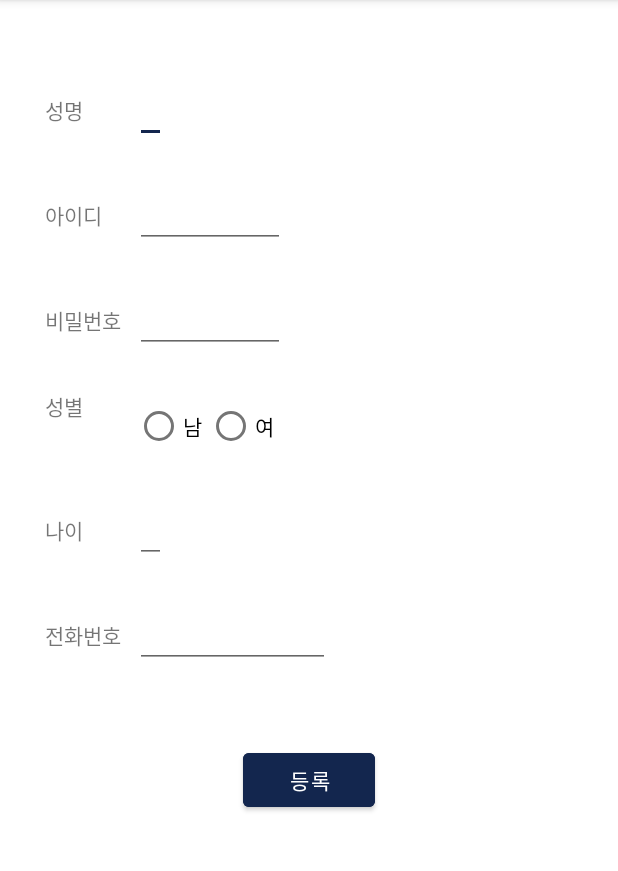
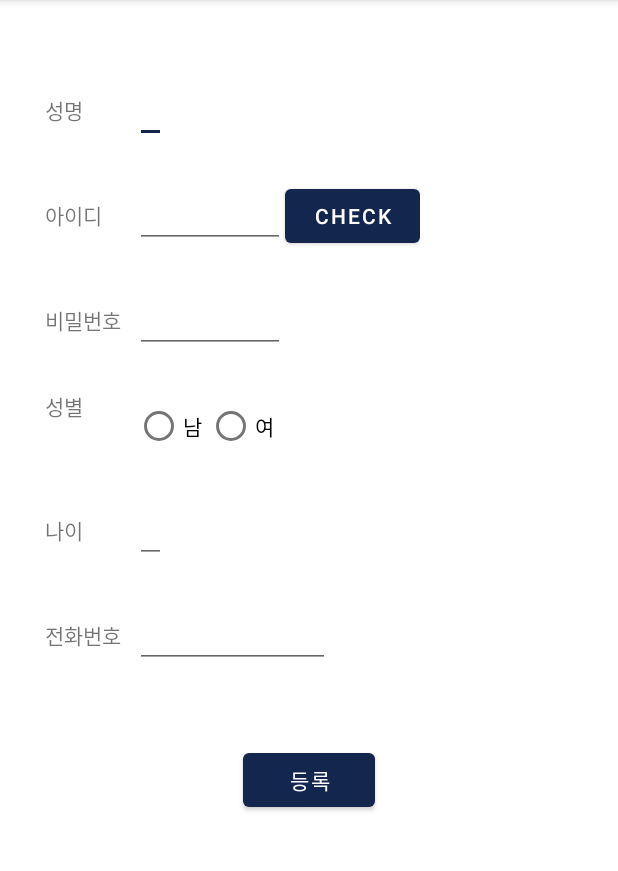
Before and after one commit to su0su/MovieInside, an Android app: the JoinActivity screen opened directly, with no data from a screen before it, on a phone screen of 412 x 824 dp, the part 84-955 px from its top. Run offline under Robolectric (Android 15) with nearby library versions, the phone set to English and light mode, and no system bars.

Commit message:
아이디 중복 해결

```diff
--- a/app/src/main/res/layout/joinpage.xml
+++ b/app/src/main/res/layout/joinpage.xml
@@ -35,6 +35,15 @@
             android:id="@+id/edtId"
             android:layout_width="100sp"
             android:layout_height="wrap_content"/>
+
+        <Button
+            android:id="@+id/idCheck"
+            android:layout_width="90sp"
+            android:layout_height="wrap_content"
+            android:text="CHECK"
+            />
+
+
     </LinearLayout>
 
     <LinearLayout
@@ -116,9 +125,10 @@
 
         <Button
             android:id="@+id/btnRegister"
-            android:backgroundTint="#13264E"
             android:layout_width="wrap_content"
             android:layout_height="wrap_content"
             android:text="등록" />
     </LinearLayout>
+
+
 </LinearLayout>
```
Also changed, not shown: app/src/main/java/com/example/myapplication/JoinActivity.kt (+26 -4 lines).
